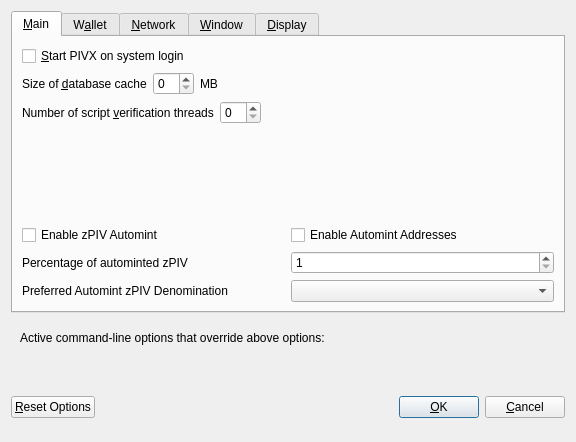
wagerr/wagerr, file src/qt/forms/optionsdialog.ui: the form before one commit.
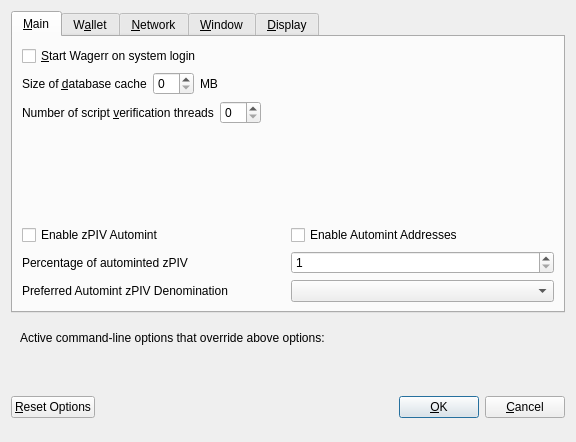
The form after the commit. The open tabs and pages were chosen to show the change. Custom widgets are drawn as their Qt base class.

Commit message: Clean up some outdated text

```diff
--- a/src/qt/forms/optionsdialog.ui
+++ b/src/qt/forms/optionsdialog.ui
@@ -33,7 +33,7 @@
           <string>Automatically start PIVX after logging in to the system.</string>
          </property>
          <property name="text">
-          <string>&amp;Start PIVX on system login</string>
+          <string>&amp;Start Wagerr on system login</string>
          </property>
         </widget>
        </item>
```
Left out of the diff: 8 changed lines with no effect on the pictures.
